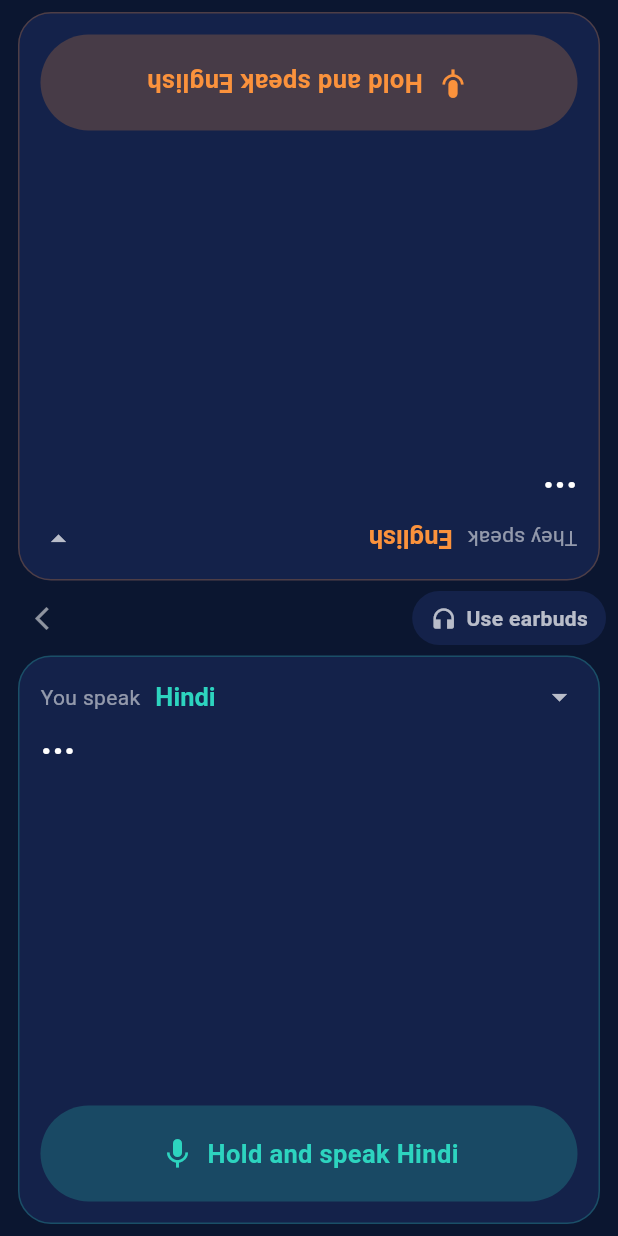
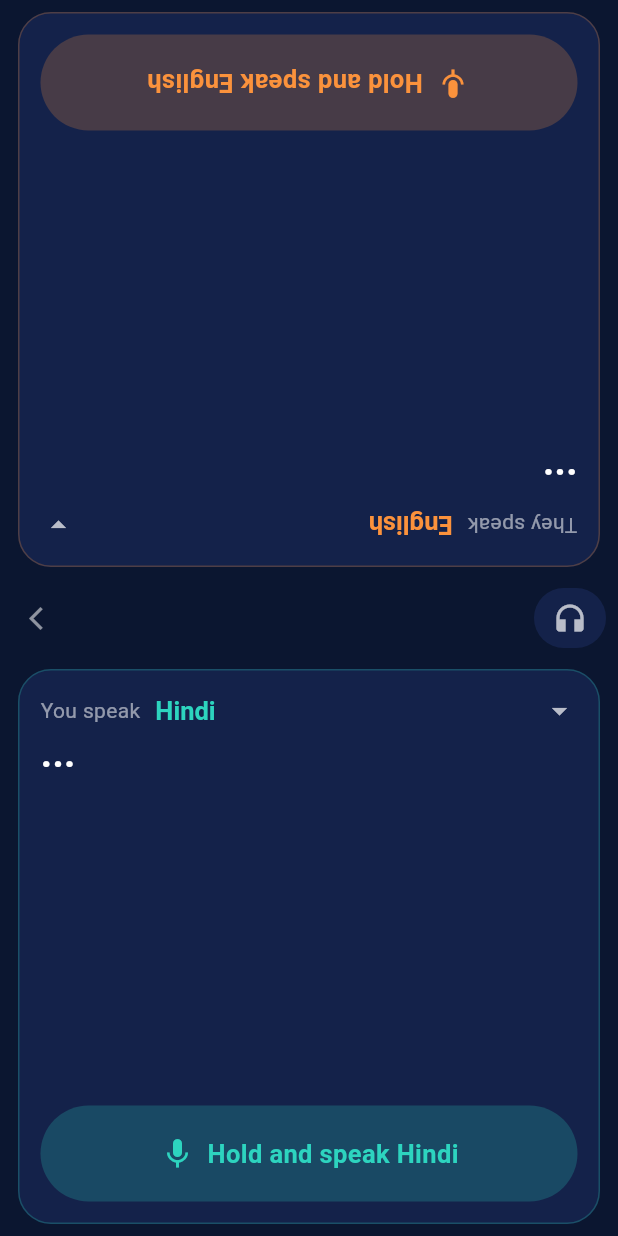
Before and after one commit to gladson-na/tilaya-tilvi, a Flutter app: the TranslateScreen screen opened directly with empty values, on a phone screen of 412 x 824 dp. Run offline on Flutter 3.47's test engine with Material 3 defaults, Android fonts, the phone set to English and light mode, and no system bars; our stand-ins replace audioplayers, flutter_tts, geolocator, speech_to_text; missing offline and left inert: flutter_overlay_window, record, sherpa_onnx; network calls fail.

Commit message:
Translate: earbud pictures in the boxes, no cut-off text; Talk waits longer before ending (#44)
Claude-Session: https://claude.ai/code/session_01LgKE1eCwhuyFEQGMjyRqa5

Co-authored-by: Claude <noreply@anthropic.com>

```diff
--- a/app/lib/screen_talk.dart
+++ b/app/lib/screen_talk.dart
@@ -145,7 +145,7 @@ class _TalkScreenState extends State<TalkScreen> {
       _lastVoice = now;
     }
     setState(() => _level = l);
-    if (_voiced && now.difference(_lastVoice).inMilliseconds > 1100) {
+    if (_voiced && now.difference(_lastVoice).inMilliseconds > 1800) {
       unawaited(_finish());
     } else if (!_voiced && now.difference(_t0).inSeconds > 14) {
       unawaited(_stopAll());
--- a/app/lib/screen_translate.dart
+++ b/app/lib/screen_translate.dart
@@ -61,7 +61,7 @@ class _TranslateScreenState extends State<TranslateScreen> {
     _downAt = DateTime.now().millisecondsSinceEpoch;
     final ok = await _mic.start((_) {});
     if (!ok) {
-      _set(() => _status = 'Please allow the microphone for Tilda.');
+      _set(() => _status = 'Allow the microphone.');
       return;
     }
     _set(() {
@@ -80,7 +80,7 @@ class _TranslateScreenState extends State<TranslateScreen> {
       _recOther = false;
     });
     if (held < 600 || wav.length < 600) {
-      _set(() => _status = 'Hold the button the whole time you speak.');
+      _set(() => _status = 'Keep holding while you speak.');
       return;
     }
     await _process(me, wav);
@@ -97,7 +97,7 @@ class _TranslateScreenState extends State<TranslateScreen> {
       final j = await Api.transcribe(wav, src, [src], ext: _mic.ext);
       final said = ((j['text'] ?? '') as String).trim();
       if (said.isEmpty) {
-        _set(() => _status = 'I did not catch that. Hold the button and try again.');
+        _set(() => _status = 'Not heard. Hold and try again.');
         return;
       }
       _set(() => _status = 'Translating...');
@@ -114,7 +114,7 @@ class _TranslateScreenState extends State<TranslateScreen> {
       });
       await _speak(out, dst, me);
     } catch (_) {
-      _set(() => _status = 'Could not reach the server. Check the internet and try again.');
+      _set(() => _status = 'No internet. Try again.');
     } finally {
       _set(() => _busy = false);
     }
@@ -136,6 +136,30 @@ class _TranslateScreenState extends State<TranslateScreen> {
       await _tts.speak(text);
     } catch (_) {}
   }
+
+  Widget _ear(String side, bool lit, Color accent) => Container(
+        width: 40,
+        height: 40,
+        alignment: Alignment.center,
+        decoration: BoxDecoration(
+          shape: BoxShape.circle,
+          color: lit ? accent : Colors.transparent,
+          border: Border.all(color: lit ? accent : Colors.white24, width: 2),
+        ),
+        child: Text(side, style: TextStyle(color: lit ? Colors.black : Colors.white38, fontWeight: FontWeight.w800, fontSize: 18)),
+      );
+
+  /// Picture of which earbud this person wears: the other person on the left, me on the right.
+  Widget _earGuide(bool me, Color accent) => Padding(
+        padding: const EdgeInsets.only(top: 6),
+        child: Row(mainAxisAlignment: MainAxisAlignment.center, children: [
+          _ear('L', !me, accent),
+          const SizedBox(width: 10),
+          Icon(me ? Icons.person : Icons.people_alt, color: accent, size: 28),
+          const SizedBox(width: 10),
+          _ear('R', me, accent),
+        ]),
+      );
 
   Widget _panel(bool me) {
     final lang = me ? _me : _other;
@@ -164,6 +188,7 @@ class _TranslateScreenState extends State<TranslateScreen> {
             ),
           ),
         ]),
+        if (_buds) _earGuide(me, accent),
         Expanded(
           child: SingleChildScrollView(
             child: Column(crossAxisAlignment: CrossAxisAlignment.start, children: [
@@ -208,29 +233,29 @@ class _TranslateScreenState extends State<TranslateScreen> {
   Widget build(BuildContext context) => Scaffold(
         backgroundColor: kNavy,
         body: SafeArea(
-          child: Stack(children: [
-            Column(children: [
+          child: Column(children: [
             _panel(false),
             SizedBox(
-                height: 34,
+              height: 52,
+              child: Row(children: [
+                IconButton(
+                  onPressed: () => Navigator.of(context).maybePop(),
+                  icon: const Icon(Icons.arrow_back_ios_new, color: Colors.white54, size: 18),
+                  tooltip: 'Back',
+                ),
+                Expanded(
                   child: Center(
                     child: _busy
                         ? Row(mainAxisSize: MainAxisSize.min, children: [
                             const TildaOrb(state: OrbState.thinking, size: 34),
                             const SizedBox(width: 6),
-                          Text(_status, style: const TextStyle(color: Colors.white70)),
+                            Flexible(child: Text(_status, maxLines: 2, overflow: TextOverflow.ellipsis, style: const TextStyle(color: Colors.white70, fontSize: 13))),
                           ])
-                      : Text(_status, style: const TextStyle(color: Colors.amberAccent)),
+                        : Text(_status, maxLines: 2, textAlign: TextAlign.center, overflow: TextOverflow.ellipsis, style: const TextStyle(color: Colors.amberAccent, fontSize: 13)),
                   ),
                 ),
-              _panel(true),
-            ]),
-            Positioned(
-              right: 8,
-              top: 0,
-              bottom: 0,
-              child: Align(
-                alignment: Alignment.centerRight,
+                Padding(
+                  padding: const EdgeInsets.only(right: 8),
                   child: Material(
                     color: _buds ? kTeal : kCard,
                     shape: const StadiumBorder(),
@@ -238,35 +263,19 @@ class _TranslateScreenState extends State<TranslateScreen> {
                       customBorder: const StadiumBorder(),
                       onTap: () => _set(() {
                         _buds = !_buds;
-                      _status = _buds ? 'Earbuds on: they hear in the left ear, you hear in the right.' : '';
+                        _status = '';
                       }),
                       child: Padding(
                         padding: const EdgeInsets.symmetric(horizontal: 12, vertical: 8),
-                      child: Row(mainAxisSize: MainAxisSize.min, children: [
-                        Icon(Icons.headphones, size: 18, color: _buds ? Colors.black : Colors.white70),
-                        const SizedBox(width: 6),
-                        Text(_buds ? 'Earbuds on' : 'Use earbuds',
-                            style: TextStyle(color: _buds ? Colors.black : Colors.white70, fontWeight: FontWeight.w600)),
-                      ]),
+                        child: Icon(Icons.headphones, size: 24, color: _buds ? Colors.black : Colors.white70),
                       ),
-                  ),
-                ),
-              ),
-            ),
-            Positioned(
-              left: 4,
-              top: 0,
-              bottom: 0,
-              child: Align(
-                alignment: Alignment.centerLeft,
-                child: IconButton(
-                  onPressed: () => Navigator.of(context).maybePop(),
-                  icon: const Icon(Icons.arrow_back_ios_new, color: Colors.white54, size: 18),
-                  tooltip: 'Back',
                     ),
                   ),
                 ),
               ]),
             ),
+            _panel(true),
+          ]),
+        ),
       );
 }
```
Lines whose indentation alone changed are shown as unchanged.
